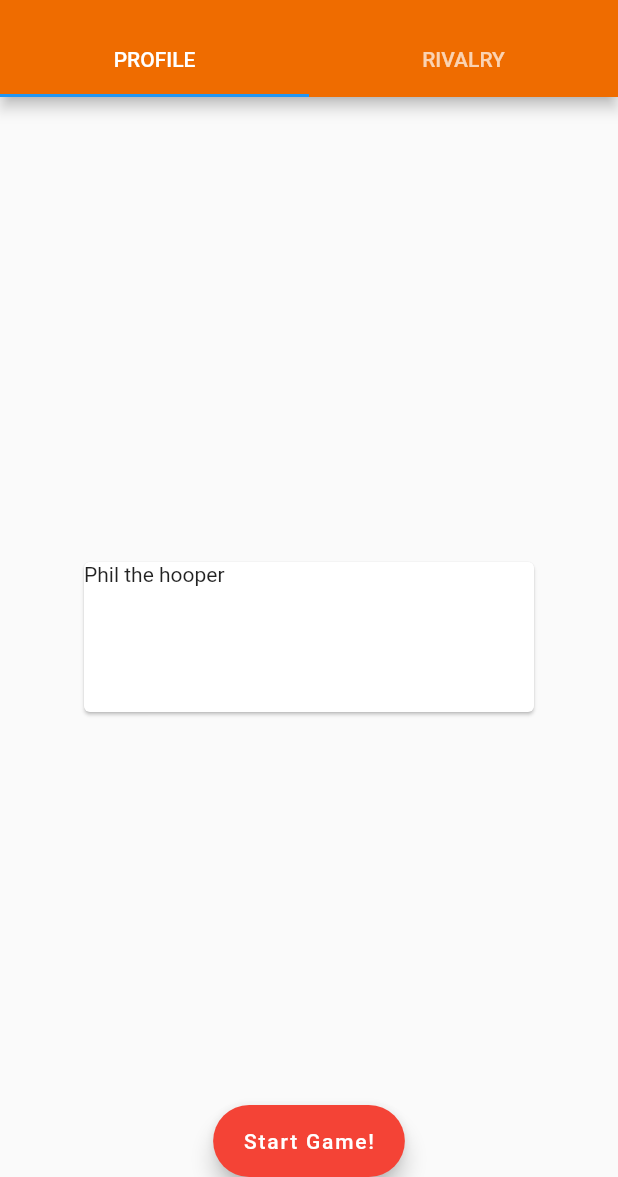
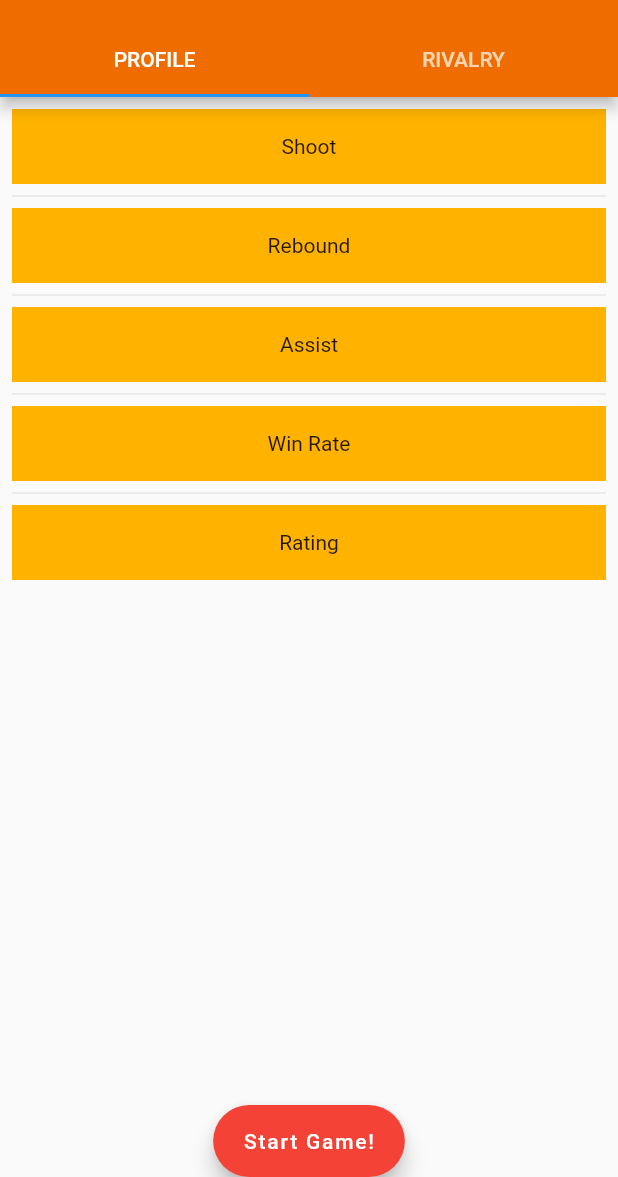
Before and after one commit to NeighborHoop/NeightborHoop, a Flutter app: the screen it shows after launch, after a tap on the "account circle" icon, on a phone screen of 412 x 824 dp, the part 59-1236 px from its top. Run offline on Flutter 3.47's test engine with Material 2 defaults, Android fonts, the phone set to English and light mode, and no system bars.

Commit message:
add profile.dart

```diff
--- a/lib/main.dart
+++ b/lib/main.dart
@@ -1,5 +1,6 @@
 import 'package:flutter/material.dart';
 import 'package:flutter/semantics.dart';
+import './profile.dart';
 
 void main() {
   runApp(MyApp());
@@ -31,13 +32,17 @@ class HomePageState extends State<HomePage> {
             title: Text('NeighborHoop'),
             leading: IconButton(
               icon: Icon(Icons.account_circle),
-              onPressed: (){},
+              onPressed: (){
+                print('avatar');
+              },
             ),
             actions: <Widget>[
               IconButton(
                 icon: const Icon(Icons.settings),
                 tooltip: 'Settings',
-                onPressed: (){}
+                onPressed: (){
+                  print('settings');
+                }
               )
             ],
             bottom: TabBar(
@@ -53,11 +58,13 @@ class HomePageState extends State<HomePage> {
           ),
           body: TabBarView(
             children: <Widget>[
-              NameCard(),
+              Profile(),
               NameCard(),
             ]),
           floatingActionButton: FloatingActionButton.extended(
-            onPressed: (){},
+            onPressed: (){
+              print('Start game!');
+            },
             label: Text('Start Game!'),
             backgroundColor: Colors.red,
           ),
--- /dev/null
+++ b/lib/profile.dart
@@ -0,0 +1,24 @@
+import 'package:flutter/material.dart';
+
+class Profile extends StatefulWidget{
+  @override
+  ProfileState createState() => ProfileState();
+}
+
+class ProfileState extends State<Profile> {
+  final List<String> entries = <String>['Shoot', 'Rebound', 'Assist', 'Win Rate', 'Rating'];
+  Widget build(BuildContext context){
+    return ListView.separated(
+      padding: const EdgeInsets.all(8),
+      itemCount: entries.length,
+      itemBuilder: (BuildContext context, int index) {
+        return Container(
+          height: 50,
+          color: Colors.amber[600],
+          child: Center(child: Text('${entries[index]}')),
+        );
+      },
+      separatorBuilder: (BuildContext context, int index) => const Divider(),
+    );
+  }
+}
```
Also changed, not shown: 8 other files.
